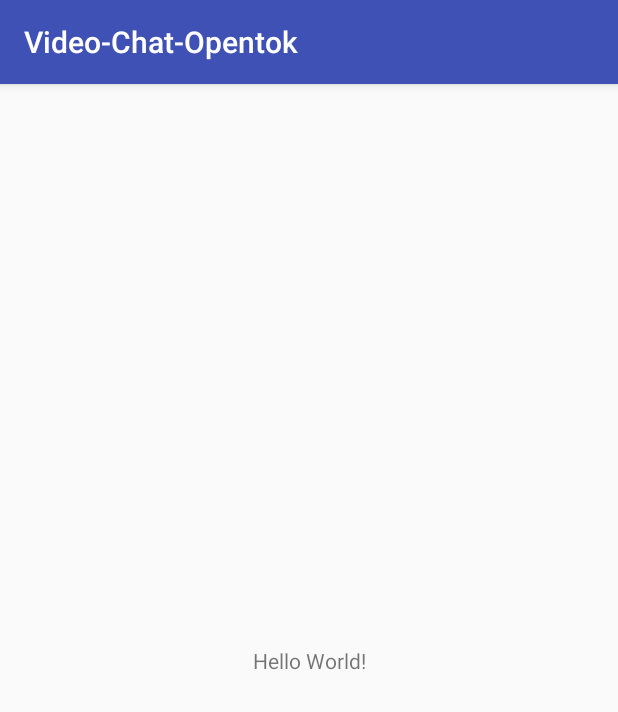
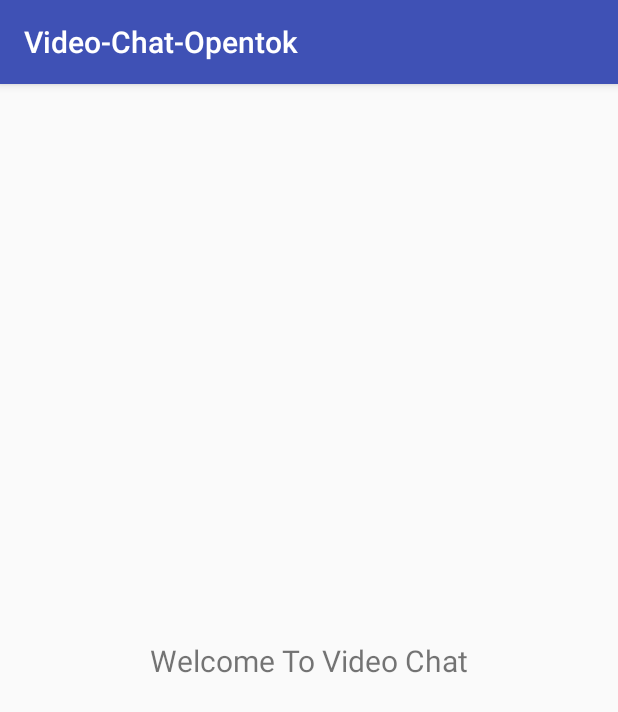
Before and after one commit to aj019/Video-Chat-Opentok, an Android app: the screen it shows after launch (MainActivity before the commit, SplashActivity after it), on a phone screen of 412 x 824 dp. Shown: the top 712 px of the screen. Run offline under Robolectric (Android 15) with nearby library versions, the phone set to English and light mode, and no system bars.

Commit message:
Created required packages and renamed MainActivity to SplashActivity

```diff
--- a/app/src/main/AndroidManifest.xml
+++ b/app/src/main/AndroidManifest.xml
@@ -9,7 +9,7 @@
         android:roundIcon="@mipmap/ic_launcher_round"
         android:supportsRtl="true"
         android:theme="@style/AppTheme">
-        <activity android:name=".MainActivity">
+        <activity android:name=".ui.splash.SplashActivity">
             <intent-filter>
                 <action android:name="android.intent.action.MAIN" />
 
--- a/app/src/main/java/in/androidmate/anujgupta/video_chat_opentok/MainActivity.java
+++ /dev/null
@@ -1,13 +0,0 @@
-package in.androidmate.anujgupta.video_chat_opentok;
-
-import android.support.v7.app.AppCompatActivity;
-import android.os.Bundle;
-
-public class MainActivity extends AppCompatActivity {
-
-    @Override
-    protected void onCreate(Bundle savedInstanceState) {
-        super.onCreate(savedInstanceState);
-        setContentView(R.layout.activity_main);
-    }
-}
--- /dev/null
+++ b/app/src/main/java/in/androidmate/anujgupta/video_chat_opentok/ui/splash/SplashActivity.java
@@ -0,0 +1,15 @@
+package in.androidmate.anujgupta.video_chat_opentok.ui.splash;
+
+import android.support.v7.app.AppCompatActivity;
+import android.os.Bundle;
+
+import in.androidmate.anujgupta.video_chat_opentok.R;
+
+public class SplashActivity extends AppCompatActivity {
+
+    @Override
+    protected void onCreate(Bundle savedInstanceState) {
+        super.onCreate(savedInstanceState);
+        setContentView(R.layout.activity_splash);
+    }
+}
--- a/app/src/main/res/layout/activity_main.xml
+++ b/app/src/main/res/layout/activity_splash.xml
@@ -4,12 +4,13 @@
     xmlns:tools="http://schemas.android.com/tools"
     android:layout_width="match_parent"
     android:layout_height="match_parent"
-    tools:context="in.androidmate.anujgupta.video_chat_opentok.MainActivity">
+    tools:context="in.androidmate.anujgupta.video_chat_opentok.ui.splash.SplashActivity">
 
     <TextView
         android:layout_width="wrap_content"
         android:layout_height="wrap_content"
-        android:text="Hello World!"
+        android:text="Welcome To Video Chat"
+        android:textSize="20sp"
         app:layout_constraintBottom_toBottomOf="parent"
         app:layout_constraintLeft_toLeftOf="parent"
         app:layout_constraintRight_toRightOf="parent"
```
